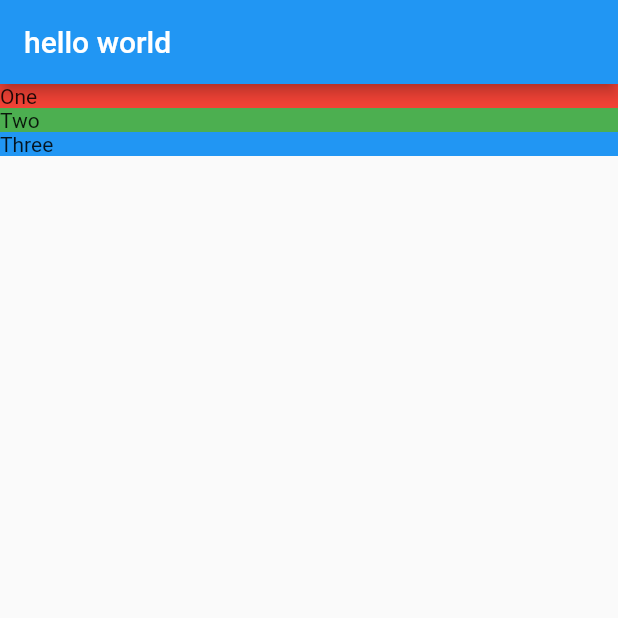
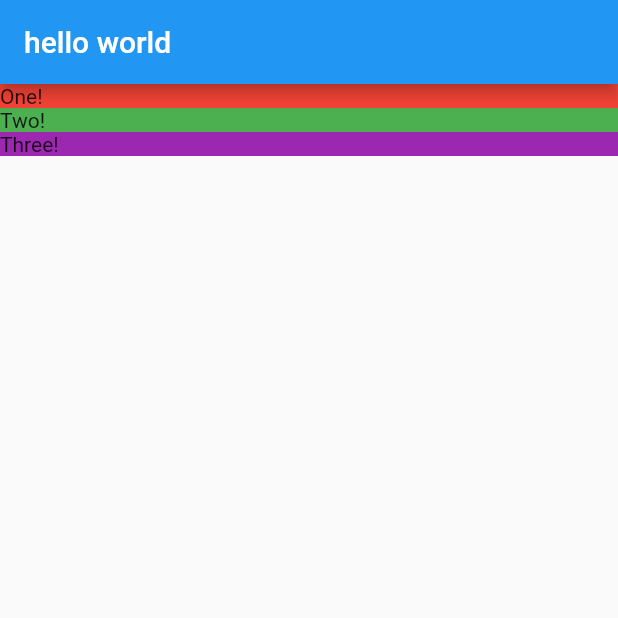
Before and after one commit to jinheehanaaa/Blog-and-JSON-with-Web-Service, a Flutter app: the screen it shows after launch, on a phone screen of 412 x 824 dp, the top half of it. Run offline on Flutter 3.47's test engine with Material 2 defaults, Android fonts, the phone set to English and light mode, and no system bars.

Commit message:
003 - Creating Your Own StatelessWidget

```diff
--- /dev/null
+++ b/lib/location_detail.dart
@@ -0,0 +1,27 @@
+import 'package:flutter/material.dart';
+
+class LocationDetail extends StatelessWidget {
+  @override
+  Widget build(BuildContext context) {
+    return Scaffold(
+        appBar: AppBar(title: Text('hello world')),
+        body: Column(
+          mainAxisAlignment: MainAxisAlignment.start,
+          crossAxisAlignment: CrossAxisAlignment.stretch,
+          children: [
+            _section("One!", Colors.red),
+            _section("Two!", Colors.green),
+            _section("Three!", Colors.purple),
+          ],
+        ));
+  }
+
+  Widget _section(String title, Color color) {
+    return Container(
+      decoration: BoxDecoration(
+        color: color,
+      ),
+      child: Text(title),
+    );
+  }
+}
```
Also changed, not shown: lib/main.dart (+3 -29 lines), 1 other file.
